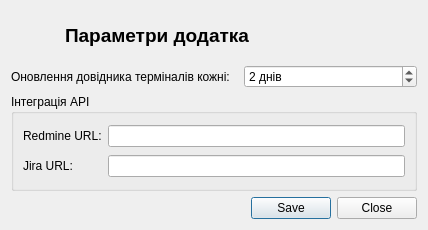
rust3128/WhiteTower, file Gandalf/Settings/settingsdialog.ui: the form before one commit.
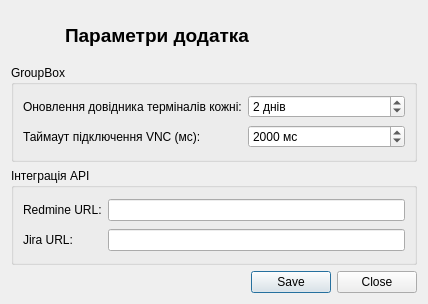
The form after the commit. Icons and pictures are not drawn.

Commit message: Підключення до робочих місць 1 етап.

Patch:
```diff
--- a/Gandalf/Settings/settingsdialog.ui
+++ b/Gandalf/Settings/settingsdialog.ui
@@ -7,13 +7,13 @@
     <x>0</x>
     <y>0</y>
     <width>428</width>
-    <height>230</height>
+    <height>304</height>
    </rect>
   </property>
   <property name="windowTitle">
    <string>Dialog</string>
   </property>
-  <layout class="QGridLayout" name="gridLayout_2">
+  <layout class="QGridLayout" name="gridLayout_3">
    <item row="0" column="0">
     <widget class="QLabel" name="labelLogo">
      <property name="minimumSize">
@@ -39,7 +39,7 @@
      </property>
     </widget>
    </item>
-   <item row="0" column="1" colspan="2">
+   <item row="0" column="1">
     <widget class="QLabel" name="labelTitle">
      <property name="font">
       <font>
@@ -53,13 +53,19 @@
     </widget>
    </item>
    <item row="1" column="0" colspan="2">
+    <widget class="QGroupBox" name="groupBoxGlobal">
+     <property name="title">
+      <string>GroupBox</string>
+     </property>
+     <layout class="QGridLayout" name="gridLayout_2">
+      <item row="0" column="0">
     <widget class="QLabel" name="label">
      <property name="text">
       <string>Оновлення довідника терміналів кожні:</string>
      </property>
     </widget>
    </item>
-   <item row="1" column="2">
+      <item row="0" column="1">
     <widget class="QSpinBox" name="spinBoxSyncPeriod">
      <property name="suffix">
       <string> днів</string>
@@ -69,7 +75,36 @@
      </property>
     </widget>
    </item>
-   <item row="2" column="0" colspan="3">
+      <item row="1" column="0">
+       <widget class="QLabel" name="label_4">
+        <property name="text">
+         <string>Таймаут підключення VNC (мс):</string>
+        </property>
+       </widget>
+      </item>
+      <item row="1" column="1">
+       <widget class="QSpinBox" name="spinBoxVncTimeout">
+        <property name="suffix">
+         <string> мс</string>
+        </property>
+        <property name="minimum">
+         <number>500</number>
+        </property>
+        <property name="maximum">
+         <number>15000</number>
+        </property>
+        <property name="stepType">
+         <enum>QAbstractSpinBox::StepType::AdaptiveDecimalStepType</enum>
+        </property>
+        <property name="value">
+         <number>2000</number>
+        </property>
+       </widget>
+      </item>
+     </layout>
+    </widget>
+   </item>
+   <item row="2" column="0" colspan="2">
     <widget class="QGroupBox" name="groupBox">
      <property name="title">
       <string>Інтеграція API</string>
@@ -98,7 +133,7 @@
      </layout>
     </widget>
    </item>
-   <item row="3" column="0" colspan="3">
+   <item row="3" column="0" colspan="2">
     <widget class="QDialogButtonBox" name="buttonBox">
      <property name="standardButtons">
       <set>QDialogButtonBox::StandardButton::Close|QDialogButtonBox::StandardButton::Save</set>
```
Lines whose indentation alone changed are shown as unchanged. The commit also changes 15 other files.
